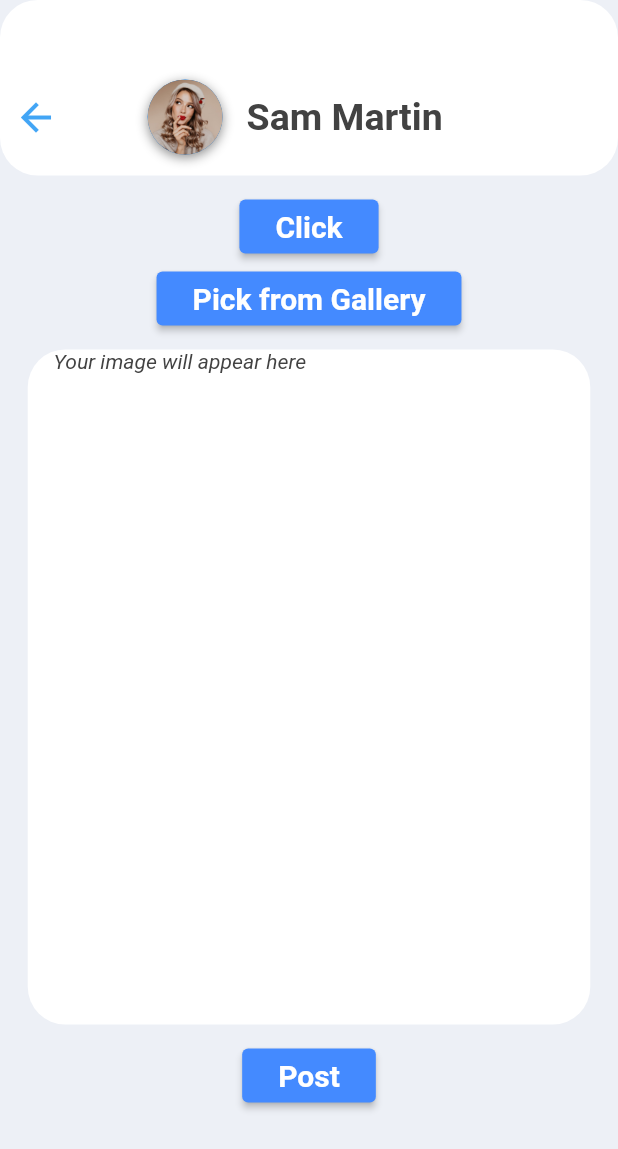
After one commit to Safaanam/flutter_insta, a Flutter app: the screen it shows after launch, item 3 of the bottom bar chosen, on a phone screen of 412 x 824 dp. The commit adds this screen. Shown: the top 1149 px of the screen. Run offline on Flutter 3.47's test engine with Material 2 defaults, Android fonts, the phone set to English and light mode, and no system bars; our stand-ins replace image_picker; network calls fail.

Commit message:
image upload done

```diff
--- /dev/null
+++ b/lib/screens/image_screen.dart
@@ -0,0 +1,186 @@
+import 'package:flutter/material.dart';
+import 'package:flutter/widgets.dart';
+import 'dart:io';
+import 'package:image_picker/image_picker.dart';
+import 'package:flutter_insta/models/post_model.dart';
+
+class ImageScreen extends StatefulWidget {
+  final Post post;
+  ImageScreen({this.post});
+  @override
+  _ImageScreenState createState() => _ImageScreenState();
+}
+
+class _ImageScreenState extends State<ImageScreen> {
+  int index=0;
+  File _image;
+  _imgFromCamera() async {
+    File image = await ImagePicker.pickImage(
+        source: ImageSource.camera, imageQuality: 50
+    );
+
+    setState(() {
+      _image = image;
+    });
+  }
+
+  _imgFromGallery() async {
+    File image = await  ImagePicker.pickImage(
+        source: ImageSource.gallery, imageQuality: 50
+    );
+
+    setState(() {
+      _image = image;
+    });
+  }
+
+  void _showPicker(context) {
+    showModalBottomSheet(
+        context: context,
+        builder: (BuildContext bc) {
+          return SafeArea(
+            child: Container(
+              child: new Wrap(
+                children: <Widget>[
+                  new ListTile(
+                      leading: new Icon(Icons.photo_library),
+                      title: new Text('Photo Library'),
+                      onTap: () {
+                        _imgFromGallery();
+                        Navigator.of(context).pop();
+                      }),
+                  new ListTile(
+                    leading: new Icon(Icons.photo_camera),
+                    title: new Text('Camera'),
+                    onTap: () {
+                      _imgFromCamera();
+                      Navigator.of(context).pop();
+                    },
+                  ),
+                ],
+              ),
+            ),
+          );
+        }
+    );
+  }
+
+  @override
+  Widget build(BuildContext context) {
+    return Scaffold(
+      body: SingleChildScrollView(
+          physics: AlwaysScrollableScrollPhysics(),
+          child: Column(
+            children: <Widget>[
+              Container(
+                padding: EdgeInsets.only(top: 40.0),
+                width: double.infinity,
+                height: 117.0,
+                decoration: BoxDecoration(
+                  color: Theme.of(context).accentColor,
+                  borderRadius: BorderRadius.circular(25.0),
+                ),
+                child: Column(
+                  children: <Widget>[
+                    Padding(
+                      padding: EdgeInsets.symmetric(vertical: 10.0),
+                      child: Column(
+                        children: <Widget>[
+                          Row(
+                            mainAxisAlignment: MainAxisAlignment.spaceBetween,
+                            children: <Widget>[
+                              IconButton(
+                                icon: Icon(Icons.arrow_back),
+                                iconSize: 30.0,
+                                onPressed: () => Navigator.pop(context),
+                              ),
+                              Container(
+                                width: MediaQuery.of(context).size.width * 0.8,
+                                child: ListTile(
+                                  leading: Container(
+                                    width: 50.0,
+                                    height: 50.0,
+                                    decoration: BoxDecoration(
+                                      shape: BoxShape.circle,
+                                      boxShadow: [
+                                        BoxShadow(
+                                          color: Colors.black45,
+                                          offset: Offset(0, 2),
+                                          blurRadius: 6.0,
+                                        ),
+                                      ],
+                                    ),
+                                    child: CircleAvatar(
+                                      child: ClipOval(
+                                        child: Image(
+                                          height: 50.0,
+                                          width: 50.0,
+                                          image: AssetImage(posts[index].authorImageUrl),
+                                          fit: BoxFit.cover,
+                                        ),
+                                      ),
+                                    ),
+                                  ),
+                                  title: Text(
+                                    posts[index].authorName,
+                                    style: Theme.of(context).textTheme.bodyText1,
+                                  ),
+                                ),
+                              ),
+                            ],
+                          ),
+
+                        ],
+                      ),
+                    ),
+
+                  ],
+                ),
+              ),
+              SizedBox(height: 10.0,),
+              RaisedButton(onPressed: () {
+                _imgFromCamera();
+              },
+                child: Text(
+                  'Click',
+                  style: TextStyle(
+                    fontWeight: FontWeight.bold, fontSize: 20.0,),
+                ),
+              ),
+              RaisedButton(onPressed: () {
+                _imgFromGallery();
+                },
+                child: Text(
+                  'Pick from Gallery',
+                  style: TextStyle(
+                    fontWeight: FontWeight.bold, fontSize: 20.0,),
+                ),
+              ),
+              SizedBox(height: 10.0,),
+              Container(
+                padding: EdgeInsets.only(top: 0.0),
+                width: 375.0,
+                height: 450.0,
+                decoration: BoxDecoration(
+                  color: Theme.of(context).accentColor,
+                  borderRadius: BorderRadius.circular(25.0),
+                ),
+                 child:  _image != null
+                     ? Image.file(_image, fit: BoxFit.fitHeight)
+                     : Text('     Your image will appear here', style: TextStyle(fontStyle: FontStyle.italic),),
+              ),
+              SizedBox(height: 10.0,),
+              RaisedButton(onPressed: () => {print('upload'),},
+                child: Text(
+                  'Post',
+                  style: TextStyle(
+                    fontWeight: FontWeight.bold, fontSize: 20.0,),
+                ),
+              ),
+
+            ],
+          )
+      ),
+    );
+  }
+}
--- a/pubspec.yaml
+++ b/pubspec.yaml
@@ -21,6 +21,7 @@ environment:
   sdk: ">=2.7.0 <3.0.0"
 
 dependencies:
+  image_picker: ^0.6.7+22
   provider: ^3.2.0
   flutter:
     sdk: flutter
```
Also changed, not shown: lib/screens/feed.dart (+12 -6 lines), pubspec.lock, 1 other file.
